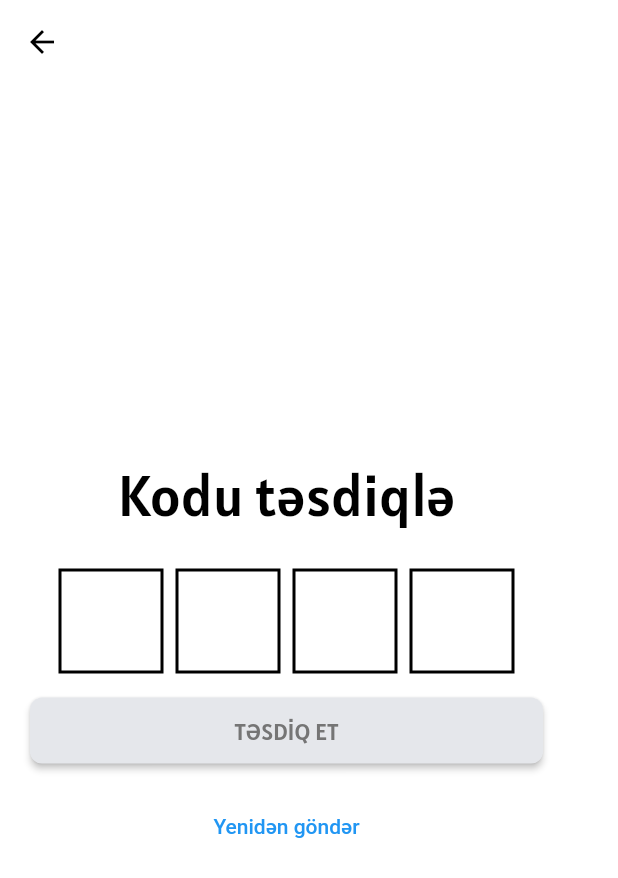
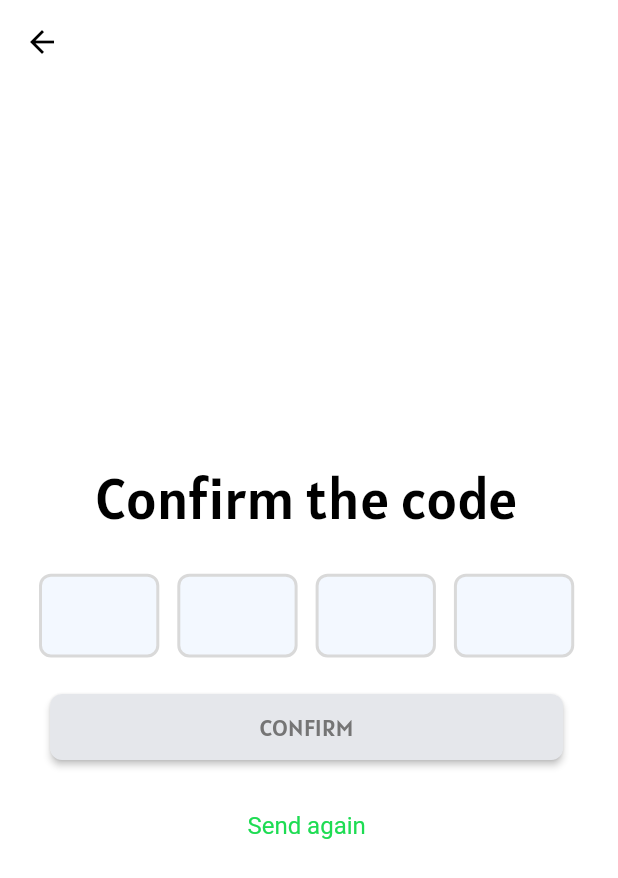
Before and after one commit to PattonSayd/FitCoachaz-collab, a Flutter app: the OTPScreen screen opened by its route, on a phone screen of 412 x 824 dp. Shown: the top 878 px of the screen. Run offline on Flutter 3.47's test engine with Material 2 defaults, Android fonts, the light colour scheme and no system bars; drawn by our look-alikes of pin_code_text_field; our stand-ins replace flutter_screenutil, mask_text_input_formatter; generated files the repository leaves out were written again.

Commit message:
otpScreen

```diff
--- a/lib/app/router/app_routes.dart
+++ b/lib/app/router/app_routes.dart
@@ -17,7 +17,7 @@ class AppRoutes {
   static final routes = <String, Widget Function(BuildContext)>{
     AppRoutesName.welcome: (_) => ScreenFactory.assembleWelcome(),
     AppRoutesName.signin: (_) => ScreenFactory.assembleSignIn(),
-     AppRoutesName.otp: (_) => ScreenFactory.assembleOTP(),
-    // AppRoutesName.passw: (_) => ScreenFactory.assemblePassw(),
+    AppRoutesName.otp: (_) => ScreenFactory.assembleOTP(),
+    AppRoutesName.passw: (_) => ScreenFactory.assemblePassw(),
   };
 }
--- a/lib/l10n/app_az.arb
+++ b/lib/l10n/app_az.arb
@@ -9,5 +9,7 @@
     "welcomeCaption" : "Distant və əyani məşqçilik platforması",
     "signInButton" : "Daxil ol",
     "enterNumber":   "Mobil nömrəni daxil edin",
-    "confirmText":   "TƏSDİQLƏ"
+    "confirmText":   "TƏSDİQLƏ",
+    "numberConfirm": "Kodu təsdiqlə",
+    "resendText":    "Yenidən göndər"
     }
--- a/lib/l10n/app_en.arb
+++ b/lib/l10n/app_en.arb
@@ -9,5 +9,7 @@
     "welcomeCaption" : "Remote and face-to-face coaching platform",
     "signInButton" : "Sign in",
     "enterNumber":   "Enter the mobile number",
-    "confirmText":   "CONFIRM"
+    "confirmText":   "CONFIRM",
+    "numberConfirm": "Confirm the code",
+    "resendText":    "Send again"
 }
--- a/lib/l10n/app_ru.arb
+++ b/lib/l10n/app_ru.arb
@@ -9,5 +9,7 @@
     "welcomeCaption" : "Платформа удаленного и личного коучинга",
     "signInButton" : "Войти",
     "enterNumber":   "Введите номер мобильного телефона",
-    "confirmText":   "ПОДТВЕРЖДАТЬ"
+    "confirmText":   "ПОДТВЕРЖДАТЬ",
+    "numberConfirm": "Подтвердите код",
+    "resendText":    "Отправь еще раз"
 }
--- a/lib/ui/screens/otp/otp_screen.dart
+++ b/lib/ui/screens/otp/otp_screen.dart
@@ -1,5 +1,7 @@
+import 'package:fitcoachaz/app/extension/build_context.dart';
 import 'package:fitcoachaz/ui/widgets/global_otp_field.dart';
 import 'package:flutter/material.dart';
+import 'package:flutter_screenutil/flutter_screenutil.dart';
 
 import '../../../app/router/app_routes.dart';
 import '../../style/text_style.dart';
@@ -52,11 +54,11 @@ class _OTPScreenState extends State<OTPScreen> {
           mainAxisAlignment: MainAxisAlignment.center,
           children: [
             Text(
-              'Kodu təsdiqlə',
+              context.localizations.numberConfirm,
               style: AppTextStyle.bigHeader,
             ),
             SizedBox(
-              height: 24,
+              height: 25.h,
             ),
             Form(
               key: _formKey,
@@ -68,33 +70,25 @@ class _OTPScreenState extends State<OTPScreen> {
               ),
             ),
             SizedBox(
-              height: 16,
+              height: 24.h,
             ),
             GlobalButton(
               backgroundColor: AppColors.lightGrey,
               buttonStyle: AppTextStyle.deactiveButton,
-              text: 'TƏSDİQ ET',
+              text: context.localizations.confirmText,
               onPress: () {
                 if (_formKey.currentState!.validate()) {
-                  ScaffoldMessenger.of(context).showSnackBar(
-                    const SnackBar(
-                      content: Text('Əla!'),
-                      backgroundColor: AppColors.lightGreen,
-                    ),
-                  );
+                  Navigator.pushNamed(context, AppRoutesName.passw);
                 }
-                Navigator.pushNamed(context, AppRoutesName.passw);
               },
             ),
             SizedBox(
-              height: 18,
+              height: 18.h,
             ),
             TextButton(
               onPressed: () {},
-              child: Text(
-                'Yenidən göndər',
-                // style: AppTextStyle.resendTextStyle
-              ),
+              child: Text(context.localizations.resendText,
+                  style: AppTextStyle.resendText),
             )
           ],
         ),
--- a/lib/ui/style/text_style.dart
+++ b/lib/ui/style/text_style.dart
@@ -64,4 +64,17 @@ class AppTextStyle {
       height: 1.6,
       color: AppColors.silver
       );
+
+  static TextStyle get otpFieldText=> TextStyle(
+        fontSize: 22.sp,
+        height: 1.27,
+        color: AppColors.darkGrey,
+        fontWeight: FontWeight.w600,
+      );
+  static TextStyle get resendText=> TextStyle(
+        fontSize: 16.spMin,
+        height: 1.5,
+        color: AppColors.lightGreen,
+        fontWeight: FontWeight.w400,
+      );
 }
--- a/lib/ui/widgets/global_form_input.dart
+++ b/lib/ui/widgets/global_form_input.dart
@@ -1,4 +1,5 @@
 import 'package:flutter/material.dart';
+import 'package:flutter_screenutil/flutter_screenutil.dart';
 import 'package:mask_text_input_formatter/mask_text_input_formatter.dart';
 
 import '../style/text_style.dart';
@@ -49,8 +50,8 @@ class GlobalFormInput extends StatelessWidget {
          hintText: hintText,
          labelText: labelText,
          labelStyle:AppTextStyle.labelText,
-        errorStyle: const TextStyle(
-          fontSize: 14,
+        errorStyle:  TextStyle(
+          fontSize: 14.sp,
           color: AppColors.pink,
         ),
       ),
--- a/lib/ui/widgets/global_otp_field.dart
+++ b/lib/ui/widgets/global_otp_field.dart
@@ -1,5 +1,8 @@
 import 'package:flutter/material.dart';
+import 'package:flutter_screenutil/flutter_screenutil.dart';
 import 'package:pin_code_text_field/pin_code_text_field.dart';
+import '../style/text_style.dart';
+import '../theme/app_colors.dart';
 
 class GlobalOtpField extends StatelessWidget {
   final TextEditingController otpFieldController;
@@ -18,10 +21,28 @@ class GlobalOtpField extends StatelessWidget {
   @override
   Widget build(BuildContext context) {
     return PinCodeTextField(
-      maxLength: otpFieldLength,
-      controller: otpFieldController,
-      focusNode: otpFieldFocus,
-
-    );
+        pinBoxWidth: 73.0.w,
+        pinBoxHeight: 55.0.h,
+        pinTextStyle: AppTextStyle.otpFieldText,
+        maxLength: 4,
+        controller: otpFieldController,
+        hideCharacter: false,
+        highlight: false,
+        highlightAnimation: false,
+        defaultBorderColor: AppColors.brightSilver,
+        hasTextBorderColor: AppColors.lightGreen,
+        highlightPinBoxColor: AppColors.lightBlue,
+        hasError: false,
+        errorBorderColor: AppColors.pink,
+        onTextChanged: otpOnChanged,
+        autofocus: true,
+        focusNode: otpFieldFocus,
+        wrapAlignment: WrapAlignment.start,
+        pinBoxOuterPadding: const EdgeInsets.symmetric(horizontal: 6.0),
+        pinBoxColor: AppColors.lightBlue,
+        pinBoxBorderWidth: 2.0,
+        pinBoxRadius: 8,
+        hideDefaultKeyboard: false,
+        hasUnderline: false);
   }
 }
--- a/pubspec.yaml
+++ b/pubspec.yaml
@@ -41,6 +41,7 @@ dependencies:
   flutter_svg: ^1.1.6
   mask_text_input_formatter: ^2.4.0
   pin_code_text_field: ^1.8.0
+  pin_code_fields: ^7.4.0
 
 
 dev_dependencies:
```
Also changed, not shown: lib/app/screen_factory.dart/screen_factory.dart (+4 -3 lines), lib/ui/screens/password/password_screen.dart (+16 -0 lines), pubspec.lock.
